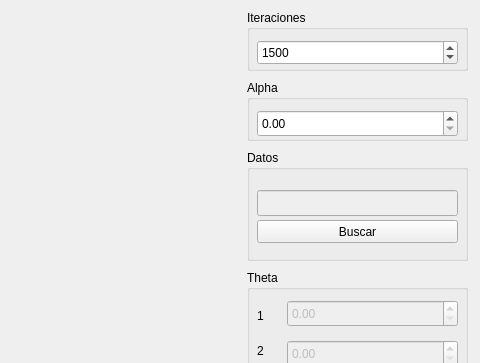
roderiix/Tarea2-IA, file form.ui: the form before one commit; both pictures show x 403 to 883 and y 0 to 363 of the 883 by 600 pixel window.
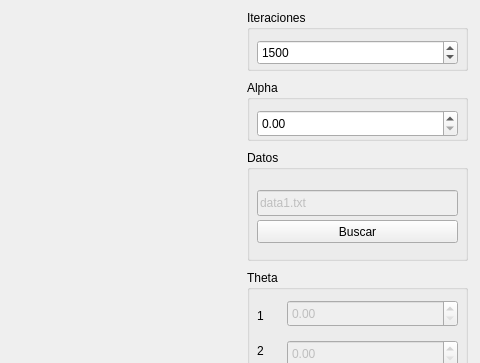
The form after the commit. Custom widgets are drawn as their Qt base class.

Commit message: file_path.text() ahora no esta vacio

The edit to the form file:
```diff
--- a/form.ui
+++ b/form.ui
@@ -170,6 +170,9 @@
       <height>26</height>
      </rect>
     </property>
+    <property name="text">
+     <string>data1.txt</string>
+    </property>
     <property name="frame">
      <bool>true</bool>
     </property>
```
